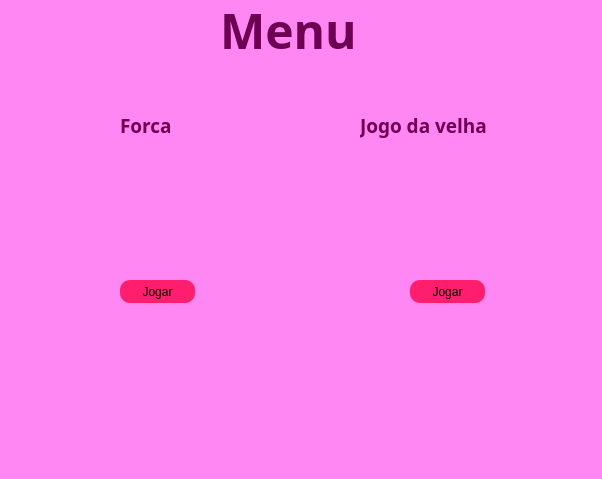
Old version of the form widgets/janela_principal.ui in the repository gustavobaltazar/sandbox.
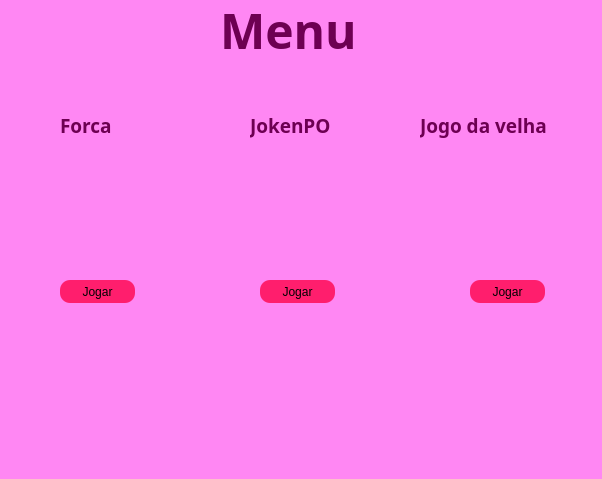
New version of the form. Icons and pictures are not drawn.

Commit message: JokenPo game changes

Patch:
```diff
--- a/widgets/janela_principal.ui
+++ b/widgets/janela_principal.ui
@@ -44,7 +44,7 @@
    <widget class="QLabel" name="label_2">
     <property name="geometry">
      <rect>
-      <x>120</x>
+      <x>60</x>
       <y>110</y>
       <width>71</width>
       <height>31</height>
@@ -68,7 +68,7 @@
    <widget class="QLabel" name="label_3">
     <property name="geometry">
      <rect>
-      <x>360</x>
+      <x>420</x>
       <y>110</y>
       <width>171</width>
       <height>31</height>
@@ -92,7 +92,7 @@
    <widget class="QPushButton" name="pushButton">
     <property name="geometry">
      <rect>
-      <x>120</x>
+      <x>60</x>
       <y>280</y>
       <width>75</width>
       <height>23</height>
@@ -109,7 +109,7 @@
    <widget class="QPushButton" name="pushButton_2">
     <property name="geometry">
      <rect>
-      <x>410</x>
+      <x>470</x>
       <y>280</y>
       <width>75</width>
       <height>23</height>
@@ -126,7 +126,7 @@
    <widget class="QLabel" name="label_6">
     <property name="geometry">
      <rect>
-      <x>80</x>
+      <x>20</x>
       <y>150</y>
       <width>161</width>
       <height>101</height>
@@ -145,7 +145,7 @@
    <widget class="QLabel" name="label_4">
     <property name="geometry">
      <rect>
-      <x>380</x>
+      <x>440</x>
       <y>150</y>
       <width>121</width>
       <height>111</height>
@@ -161,6 +161,47 @@
      <bool>true</bool>
     </property>
    </widget>
+   <widget class="QPushButton" name="pushButton_3">
+    <property name="geometry">
+     <rect>
+      <x>260</x>
+      <y>280</y>
+      <width>75</width>
+      <height>23</height>
+     </rect>
+    </property>
+    <property name="styleSheet">
+     <string notr="true">background-color: rgb(255, 30, 109);
+border-radius: 10px;</string>
+    </property>
+    <property name="text">
+     <string>Jogar</string>
+    </property>
+   </widget>
+   <widget class="QLabel" name="label_5">
+    <property name="geometry">
+     <rect>
+      <x>250</x>
+      <y>110</y>
+      <width>121</width>
+      <height>31</height>
+     </rect>
+    </property>
+    <property name="font">
+     <font>
+      <family>Rockwell Extra Bold</family>
+      <pointsize>14</pointsize>
+      <weight>75</weight>
+      <bold>true</bold>
+     </font>
+    </property>
+    <property name="styleSheet">
+     <string notr="true">color:rgb(109, 0, 82);</string>
+    </property>
+    <property name="text">
+     <string>JokenPO</string>
+    </property>
+   </widget>
   </widget>
   <widget class="QMenuBar" name="menubar">
    <property name="geometry">
```
The commit also changes 6 other files.
